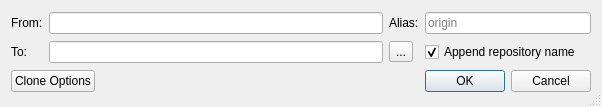
Old version of the form Modules/Repository/CloneRepositoryDlg.ui in the repository macgitver/MacGitver.
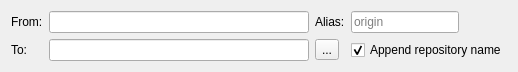
New version of the form. Custom widgets are drawn as their Qt base class.

Commit message: Repository Module: reimplemented CloneDlg that inherits ExpandableDlg

Patch:
```diff
--- a/Modules/Repository/CloneRepositoryDlg.ui
+++ b/Modules/Repository/CloneRepositoryDlg.ui
@@ -1,91 +1,19 @@
 <?xml version="1.0" encoding="UTF-8"?>
 <ui version="4.0">
- <class>CloneRepositoryDlg</class>
- <widget class="QDialog" name="CloneRepositoryDlg">
+ <class>CloneWdgt</class>
+ <widget class="QWidget" name="CloneWdgt">
   <property name="geometry">
    <rect>
     <x>0</x>
     <y>0</y>
-    <width>602</width>
-    <height>107</height>
+    <width>518</width>
+    <height>70</height>
    </rect>
   </property>
   <property name="windowTitle">
-   <string>Clone repository</string>
-  </property>
-  <property name="sizeGripEnabled">
-   <bool>true</bool>
+   <string>Form</string>
   </property>
   <layout class="QGridLayout" name="gridLayout">
-   <item row="3" column="0" colspan="2">
-    <widget class="QPushButton" name="btnCloneopts">
-     <property name="text">
-      <string>Clone Options</string>
-     </property>
-     <property name="checkable">
-      <bool>true</bool>
-     </property>
-    </widget>
-   </item>
-   <item row="1" column="4" colspan="2">
-    <widget class="QCheckBox" name="chkAppendRepoName">
-     <property name="text">
-      <string>Append repository name</string>
-     </property>
-     <property name="checked">
-      <bool>true</bool>
-     </property>
-    </widget>
-   </item>
-   <item row="1" column="0">
-    <widget class="QLabel" name="label">
-     <property name="sizePolicy">
-      <sizepolicy hsizetype="Maximum" vsizetype="Preferred">
-       <horstretch>0</horstretch>
-       <verstretch>0</verstretch>
-      </sizepolicy>
-     </property>
-     <property name="text">
-      <string>To:</string>
-     </property>
-     <property name="buddy">
-      <cstring>txtPath</cstring>
-     </property>
-    </widget>
-   </item>
-   <item row="1" column="1" colspan="2">
-    <widget class="LineEdit" name="txtPath">
-     <property name="sizePolicy">
-      <sizepolicy hsizetype="Minimum" vsizetype="Fixed">
-       <horstretch>0</horstretch>
-       <verstretch>0</verstretch>
-      </sizepolicy>
-     </property>
-     <property name="mandatory" stdset="0">
-      <bool>true</bool>
-     </property>
-    </widget>
-   </item>
-   <item row="1" column="3">
-    <widget class="QToolButton" name="btnBrowseTo">
-     <property name="text">
-      <string>...</string>
-     </property>
-    </widget>
-   </item>
-   <item row="0" column="1" colspan="2">
-    <widget class="LineEdit" name="txtUrl">
-     <property name="sizePolicy">
-      <sizepolicy hsizetype="Minimum" vsizetype="Fixed">
-       <horstretch>0</horstretch>
-       <verstretch>0</verstretch>
-      </sizepolicy>
-     </property>
-     <property name="mandatory" stdset="0">
-      <bool>true</bool>
-     </property>
-    </widget>
-   </item>
    <item row="0" column="0">
     <widget class="QLabel" name="label_2">
      <property name="sizePolicy">
@@ -102,24 +30,14 @@
      </property>
     </widget>
    </item>
-   <item row="3" column="4" colspan="2">
-    <widget class="QDialogButtonBox" name="buttonBox">
-     <property name="orientation">
-      <enum>Qt::Horizontal</enum>
-     </property>
-     <property name="standardButtons">
-      <set>QDialogButtonBox::Cancel|QDialogButtonBox::Ok</set>
+   <item row="0" column="1">
+    <widget class="LineEdit" name="txtUrl">
+     <property name="mandatory" stdset="0">
+      <bool>true</bool>
      </property>
     </widget>
    </item>
-   <item row="2" column="0" colspan="6">
-    <layout class="QVBoxLayout" name="optsLayout">
-     <property name="spacing">
-      <number>0</number>
-     </property>
-    </layout>
-   </item>
-   <item row="0" column="3">
+   <item row="0" column="2">
     <widget class="QLabel" name="label_3">
      <property name="sizePolicy">
       <sizepolicy hsizetype="Maximum" vsizetype="Preferred">
@@ -135,10 +53,10 @@
      </property>
     </widget>
    </item>
-   <item row="0" column="4" colspan="2">
+   <item row="0" column="3">
     <widget class="LineEdit" name="txtRemoteAlias">
      <property name="sizePolicy">
-      <sizepolicy hsizetype="Preferred" vsizetype="Fixed">
+      <sizepolicy hsizetype="Maximum" vsizetype="Fixed">
        <horstretch>0</horstretch>
        <verstretch>0</verstretch>
       </sizepolicy>
@@ -154,18 +72,45 @@
      </property>
     </widget>
    </item>
-   <item row="3" column="2">
-    <spacer name="horizontalSpacer">
-     <property name="orientation">
-      <enum>Qt::Horizontal</enum>
+   <item row="1" column="0">
+    <widget class="QLabel" name="label">
+     <property name="sizePolicy">
+      <sizepolicy hsizetype="Maximum" vsizetype="Preferred">
+       <horstretch>0</horstretch>
+       <verstretch>0</verstretch>
+      </sizepolicy>
      </property>
-     <property name="sizeHint" stdset="0">
-      <size>
-       <width>40</width>
-       <height>20</height>
-      </size>
+     <property name="text">
+      <string>To:</string>
      </property>
-    </spacer>
+     <property name="buddy">
+      <cstring>txtPath</cstring>
+     </property>
+    </widget>
+   </item>
+   <item row="1" column="1">
+    <widget class="LineEdit" name="txtPath">
+     <property name="mandatory" stdset="0">
+      <bool>true</bool>
+     </property>
+    </widget>
+   </item>
+   <item row="1" column="2">
+    <widget class="QToolButton" name="btnBrowseTo">
+     <property name="text">
+      <string>...</string>
+     </property>
+    </widget>
+   </item>
+   <item row="1" column="3">
+    <widget class="QCheckBox" name="chkAppendRepoName">
+     <property name="text">
+      <string>Append repository name</string>
+     </property>
+     <property name="checked">
+      <bool>true</bool>
+     </property>
+    </widget>
    </item>
   </layout>
  </widget>
```
Left out of the diff: 40 changed lines with no effect on the pictures. The commit also changes 7 other files.
